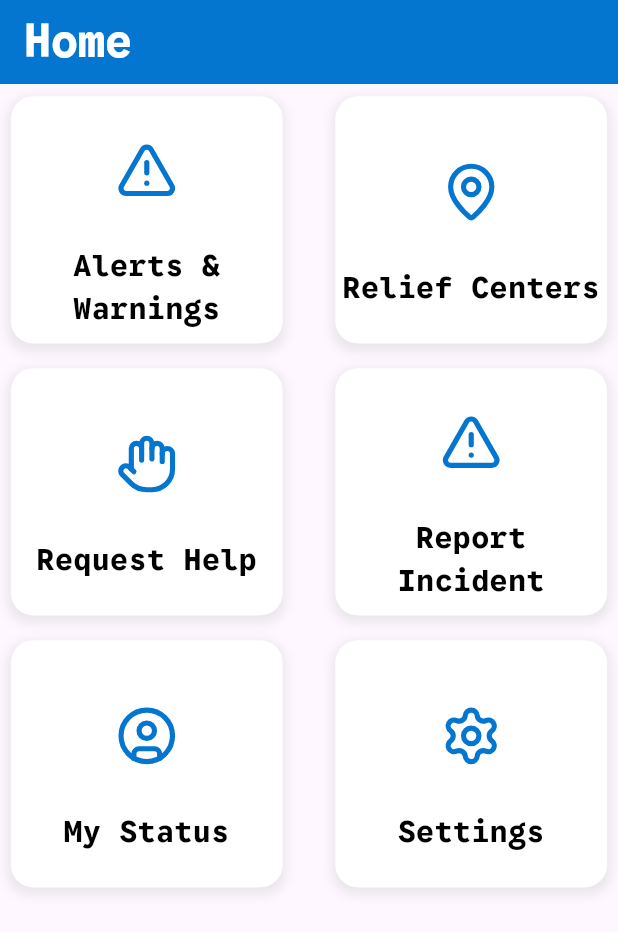
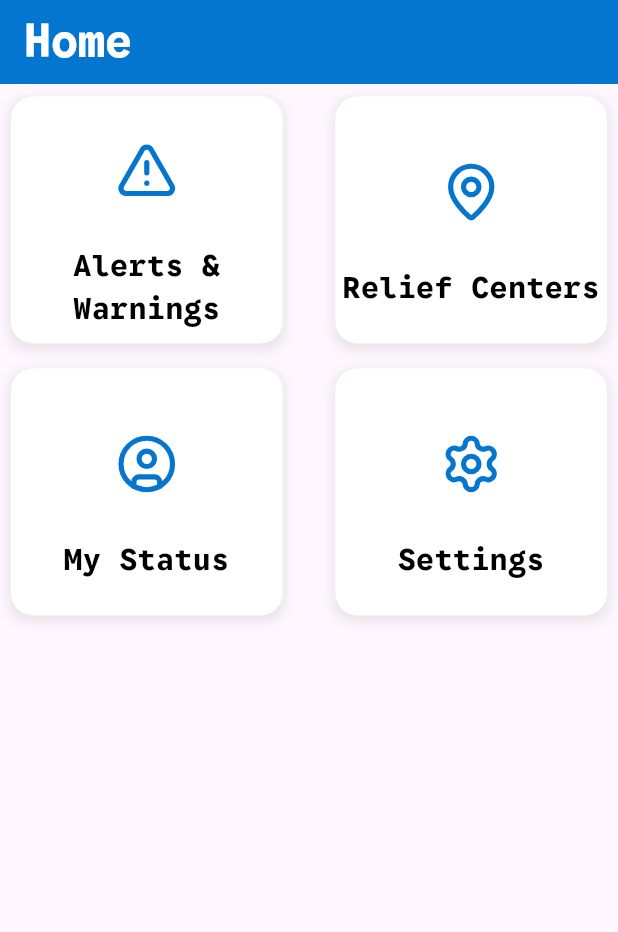
Before and after one commit to WenDEVLIFE/disaster_relief_coordination, a Flutter app: the DashboardView screen opened directly, on a phone screen of 412 x 824 dp. Shown: the top 932 px of the screen. Run offline on Flutter 3.47's test engine with Material 3 defaults, Android fonts, the phone set to English and light mode, and no system bars; our stand-ins replace equatable, flutter_bloc, flutter_svg.

Commit message:
remove request help and request assistance

```diff
--- a/lib/src/view/DashboardView.dart
+++ b/lib/src/view/DashboardView.dart
@@ -42,19 +42,6 @@ class DashboardView extends StatelessWidget {
             Row(
               mainAxisAlignment: MainAxisAlignment.spaceEvenly,
               children: [
-                PanelWidget(label: 'Request Help', svgPath: SvgHelpers.hand, onTap: (){
-
-                },),
-                SizedBox(width: screenWidth * 0.05), // Spacing between panels
-                PanelWidget(label: 'Report Incident', svgPath: SvgHelpers.alert, onTap: (){
-
-                },),
-              ],
-            ),
-            SizedBox(width: screenWidth * 0.10),
-            Row(
-              mainAxisAlignment: MainAxisAlignment.spaceEvenly,
-              children: [
                 PanelWidget(label: 'My Status', svgPath: SvgHelpers.person, onTap: (){
 
                 },),
```
